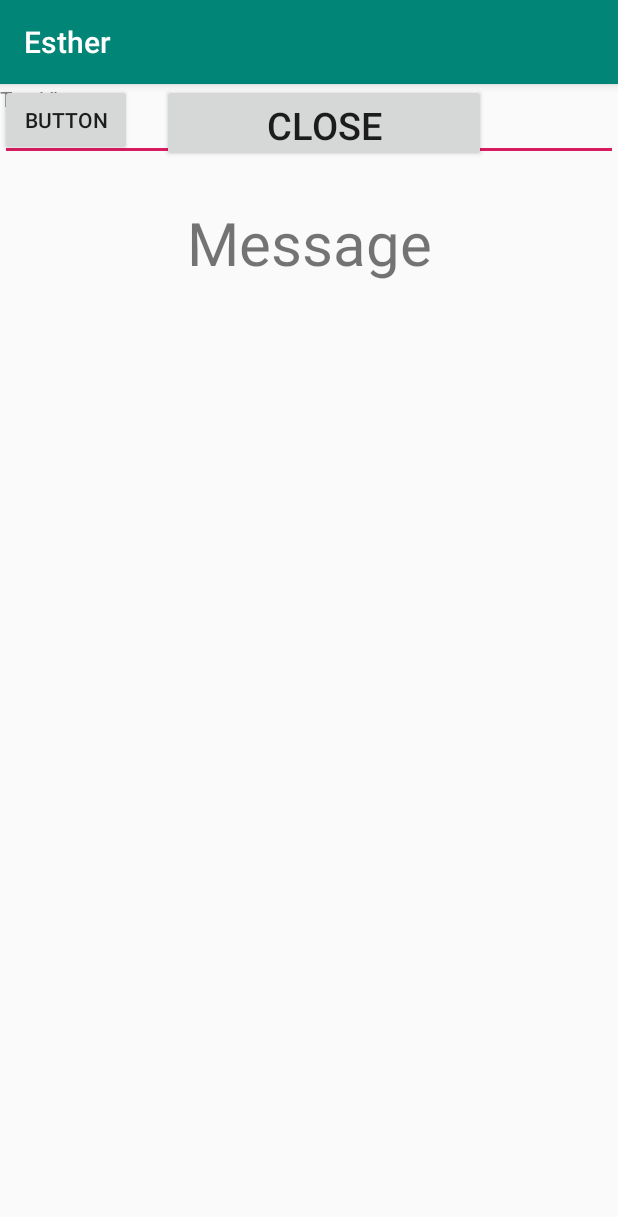
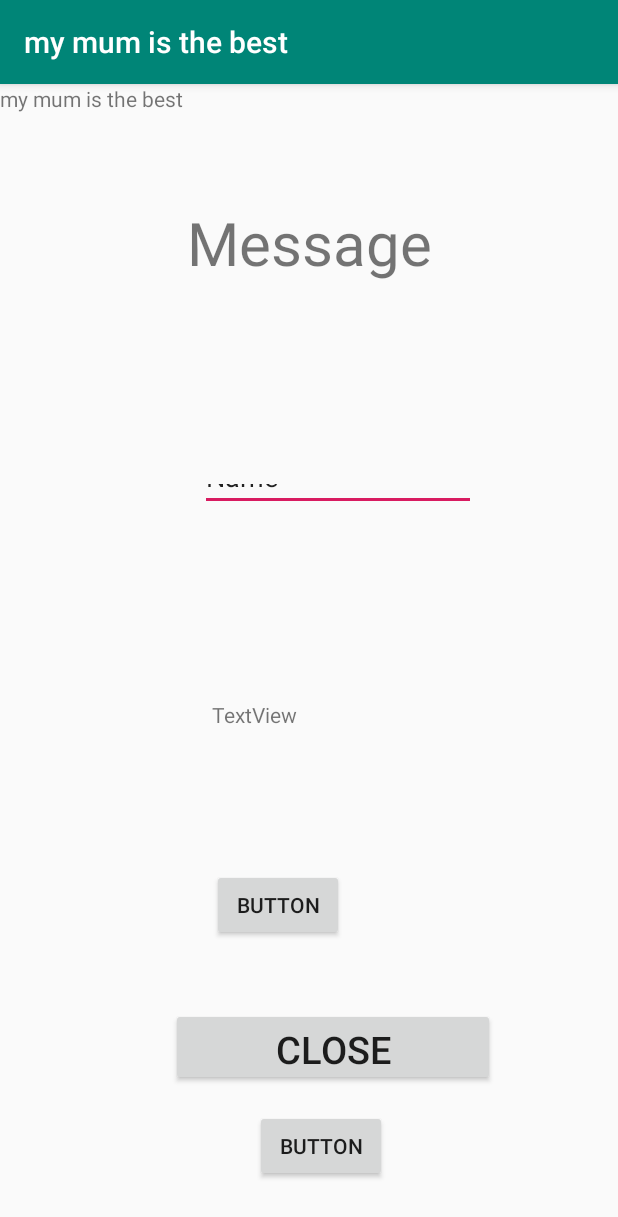
Before and after one commit to Esthermary/Mary, an Android app: the screen it shows after launch (MainActivity), on a phone screen of 412 x 824 dp. Shown: the top 1217 px of the screen. Run offline under Robolectric (Android 15) with nearby library versions, the phone set to English and light mode, and no system bars.

Commit message:
Hello Esther Mary

```diff
--- a/app/src/main/AndroidManifest.xml
+++ b/app/src/main/AndroidManifest.xml
@@ -5,11 +5,15 @@
     <application
         android:allowBackup="true"
         android:icon="@mipmap/ic_launcher"
-        android:label="@string/app_name"
+        android:label="@string/morning"
         android:roundIcon="@mipmap/ic_launcher_round"
         android:supportsRtl="true"
         android:theme="@style/AppTheme">
-        <activity android:name=".DisplayMessageActivity"></activity>
+        <activity android:name=".chocolate"></activity>
+        <activity android:name=".yogurt" />
+        <activity android:name=".movie" />
+        <activity android:name=".music" />
+        <activity android:name=".DisplayMessageActivity" />
         <activity android:name=".MainActivity">
             <intent-filter>
                 <action android:name="android.intent.action.MAIN" />
--- a/app/src/main/java/com/example/esther/MainActivity.java
+++ b/app/src/main/java/com/example/esther/MainActivity.java
@@ -4,7 +4,10 @@ import androidx.appcompat.app.AppCompatActivity;
 
 import android.content.Intent;
 import android.os.Bundle;
+import android.view.Menu;
+import android.view.MenuInflater;
 import android.view.View;
+import android.widget.Button;
 import android.widget.EditText;
 import android.widget.Toast;
 
@@ -14,14 +17,30 @@ public class MainActivity extends AppCompatActivity {
     protected void onCreate(Bundle savedInstanceState) {
         super.onCreate(savedInstanceState);
         setContentView(R.layout.activity_main);
+        Button mus=(Button)findViewById(R.id.button);
+        mus.setOnClickListener(new View.OnClickListener() {
+            @Override
+            public void onClick(View v) {
+                Intent intent=new Intent(MainActivity.this,music.class);
+                startActivity(intent);
+            }
+        });
+
     }
-    public void sendMessage(View view){
-        EditText message=(EditText)findViewById(R.id.message);
-        Intent intent=new Intent(this,DisplayMessageActivity.class);
-        intent.putExtra("MESSAGE",message.getText().toString());
+    public void sendMessage(View view) {
+        EditText message = (EditText) findViewById(R.id.message);
+        Intent intent = new Intent(this, DisplayMessageActivity.class);
+        intent.putExtra("MESSAGE", message.getText().toString());
         startActivity(intent);
         message.setText("");
-        Toast.makeText (this, "Sending message " + message.getText().toString(),
+        Toast.makeText(this, "Sending message " + message.getText().toString(),
                 Toast.LENGTH_SHORT).show();
     }
-}
+
+        public boolean onCreateOptionsMenu(Menu menu){
+            MenuInflater inflater=getMenuInflater();
+
+           return true;
+        }
+
+    }
--- a/app/src/main/res/layout/activity_main.xml
+++ b/app/src/main/res/layout/activity_main.xml
@@ -22,39 +22,75 @@
 
     <EditText
         android:id="@+id/sendmessage"
-        android:layout_width="match_parent"
-        android:layout_height="51dp"
+        android:layout_width="184dp"
+        android:layout_height="28dp"
+        android:layout_marginTop="56dp"
+        android:layout_marginBottom="126dp"
         android:ems="10"
         android:inputType="textPersonName"
         android:text="Name"
-        tools:layout_editor_absoluteX="42dp"
-        tools:layout_editor_absoluteY="217dp" />
+        app:layout_constraintBottom_toTopOf="@+id/textView"
+        app:layout_constraintEnd_toEndOf="parent"
+        app:layout_constraintHorizontal_bias="0.585"
+        app:layout_constraintStart_toStartOf="parent"
+        app:layout_constraintTop_toBottomOf="@+id/messageTextView"
+        app:layout_constraintVertical_bias="1.0" />
 
     <Button
         android:id="@+id/closeButton"
         android:layout_width="216dp"
         android:layout_height="52dp"
-        android:layout_marginStart="108dp"
+        android:layout_marginStart="112dp"
+        android:layout_marginBottom="100dp"
         android:onClick="sendMessage"
         android:text="Close"
         android:textSize="25dp"
-        app:layout_constraintStart_toStartOf="parent"
-        tools:layout_editor_absoluteY="530dp" />
+        app:layout_constraintBottom_toBottomOf="parent"
+        app:layout_constraintEnd_toEndOf="parent"
+        app:layout_constraintHorizontal_bias="0.024"
+        app:layout_constraintStart_toStartOf="parent" />
 
     <Button
         android:id="@+id/button2"
         android:layout_width="wrap_content"
         android:layout_height="wrap_content"
         android:text="Button"
-        tools:layout_editor_absoluteX="135dp"
-        tools:layout_editor_absoluteY="447dp" />
+        app:layout_constraintBottom_toTopOf="@+id/closeButton"
+        app:layout_constraintEnd_toEndOf="parent"
+        app:layout_constraintHorizontal_bias="0.436"
+        app:layout_constraintStart_toStartOf="parent"
+        app:layout_constraintTop_toBottomOf="@+id/textView"
+        app:layout_constraintVertical_bias="0.661" />
 
     <TextView
         android:id="@+id/textView"
         android:layout_width="128dp"
         android:layout_height="25dp"
+        android:layout_marginBottom="332dp"
         android:text="TextView"
-        tools:layout_editor_absoluteX="108dp"
-        tools:layout_editor_absoluteY="291dp" />
+        app:layout_constraintBottom_toBottomOf="parent"
+        app:layout_constraintEnd_toEndOf="parent"
+        app:layout_constraintHorizontal_bias="0.498"
+        app:layout_constraintStart_toStartOf="parent" />
+
+    <TextView
+        android:id="@+id/textView2"
+        android:layout_width="match_parent"
+        android:layout_height="match_parent"
+        android:text="@string/goodmorning"
+        tools:layout_editor_absoluteX="-40dp"
+        tools:layout_editor_absoluteY="0dp" />
+
+    <Button
+        android:id="@+id/button"
+        android:layout_width="wrap_content"
+        android:layout_height="wrap_content"
+        android:layout_marginBottom="36dp"
+        android:text="Button"
+        app:layout_constraintBottom_toBottomOf="@+id/textView2"
+        app:layout_constraintEnd_toEndOf="@+id/closeButton"
+        app:layout_constraintHorizontal_bias="0.437"
+        app:layout_constraintStart_toStartOf="@+id/closeButton" />
+
 
 </androidx.constraintlayout.widget.ConstraintLayout>
--- a/app/src/main/res/values/strings.xml
+++ b/app/src/main/res/values/strings.xml
@@ -1,3 +1,4 @@
 <resources>
-    <string name="app_name">Esther</string>
+    <string name="goodmorning">my mum is the best</string>
+    <string name="morning">my mum is the best</string>
 </resources>
```
Also changed, not shown: 1 other file.
